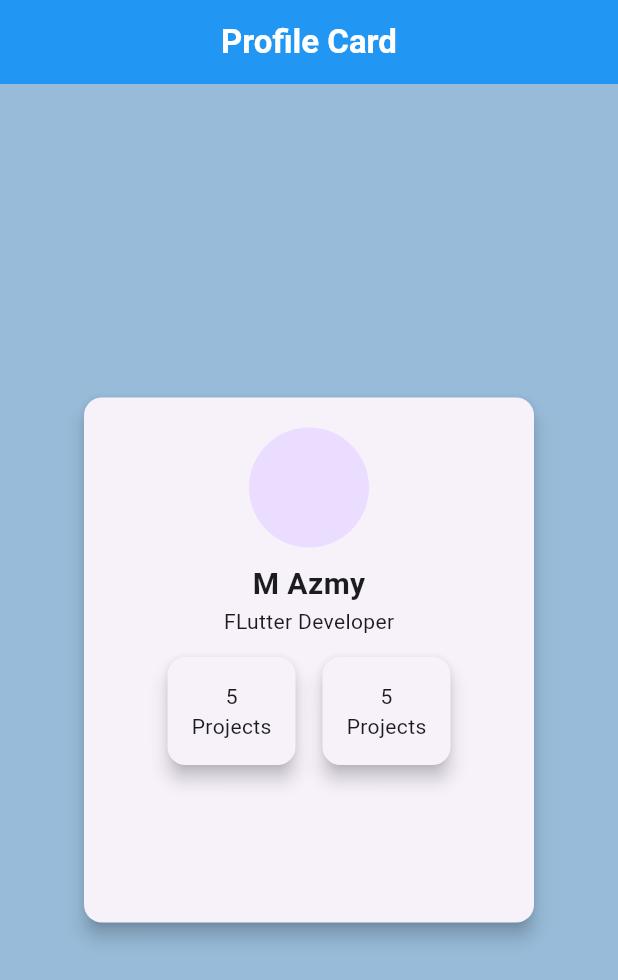
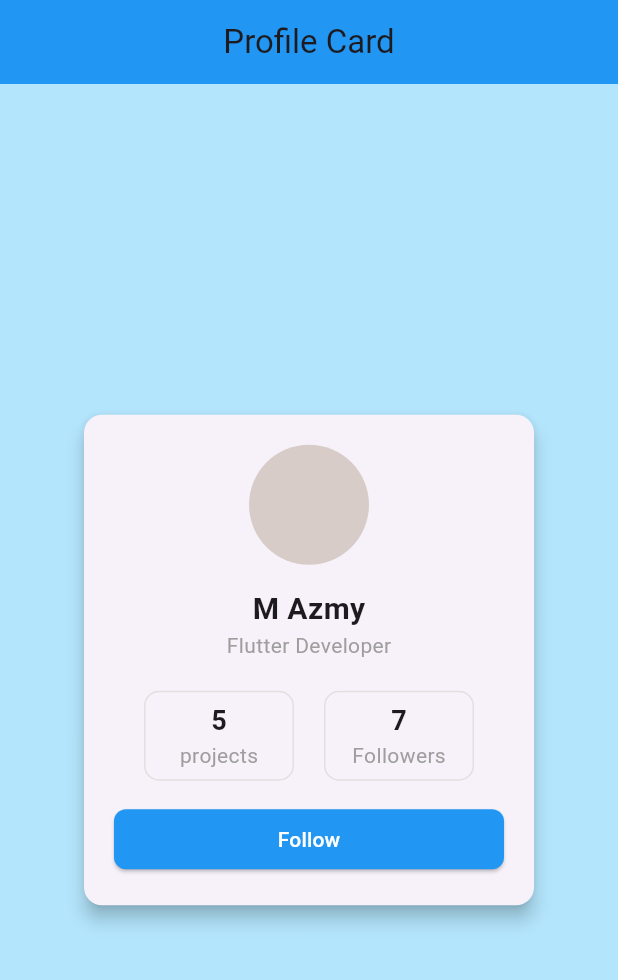
Before and after one commit to Mahmoud-Azmy/Flutter-S6, a Flutter app: the screen it shows after launch, on a phone screen of 412 x 824 dp. Shown: the top 980 px of the screen. Run offline on Flutter 3.47's test engine with Material 3 defaults, Android fonts, the phone set to English and light mode, and no system bars.

Commit message:
Add CardInfo widget and update ProfileCardScreen layout

```diff
--- /dev/null
+++ b/lib/card_info_widget.dart
@@ -0,0 +1,29 @@
+import 'package:flutter/material.dart';
+
+class CardInfo extends StatelessWidget {
+  const CardInfo({super.key, required this.number, required this.label});
+  final String number;
+  final String label;
+
+  @override
+  Widget build(BuildContext context) {
+    return Container(
+      width: 100,
+      height: 60,
+      decoration: BoxDecoration(
+        border: Border.all(color: Colors.grey.shade300),
+        borderRadius: BorderRadius.circular(10),
+      ),
+      child: Column(
+        mainAxisAlignment: MainAxisAlignment.center,
+        children: [
+          Text(
+            number,
+            style: const TextStyle(fontSize: 18, fontWeight: FontWeight.bold),
+          ),
+          Text(label, style: const TextStyle(color: Colors.grey)),
+        ],
+      ),
+    );
+  }
+}
--- a/lib/main.dart
+++ b/lib/main.dart
@@ -10,6 +10,9 @@ class HomeWidget extends StatelessWidget {
 
   @override
   Widget build(BuildContext context) {
-    return MaterialApp(debugShowCheckedModeBanner: false, home: ProfileCard());
+    return MaterialApp(
+      debugShowCheckedModeBanner: false,
+      home: ProfileCardScreen(),
+    );
   }
 }
--- a/lib/profile_card.dart
+++ b/lib/profile_card.dart
@@ -1,66 +1,67 @@
 import 'package:flutter/material.dart';
+import 'package:flutter_s6/card_info_widget.dart';
 
-class ProfileCard extends StatelessWidget {
-  const ProfileCard({super.key});
+class ProfileCardScreen extends StatelessWidget {
+  const ProfileCardScreen({super.key});
 
   @override
   Widget build(BuildContext context) {
     return Scaffold(
-      backgroundColor: const Color.fromARGB(255, 151, 187, 216),
+      backgroundColor: Colors.lightBlue[100],
       appBar: AppBar(
-        title: Text(
-          'Profile Card',
-          style: TextStyle(
-            color: Colors.white,
-            fontWeight: FontWeight.bold,
-            fontSize: 22,
-          ),
-        ),
+        title: const Text('Profile Card'),
+        backgroundColor: Colors.blue,
         centerTitle: true,
-        backgroundColor: Colors.blue,
       ),
       body: Center(
         child: Card(
           elevation: 5,
-          child: SizedBox(
-            height: 350,
+          child: Container(
             width: 300,
+            padding: const EdgeInsets.all(20),
             child: Column(
+              mainAxisSize: MainAxisSize.min,
               children: [
-                SizedBox(height: 20),
-                CircleAvatar(radius: 40),
-                SizedBox(height: 10),
-                Text(
+                // Profile image placeholder
+                CircleAvatar(radius: 40, backgroundColor: Colors.brown[100]),
+                const SizedBox(height: 15),
+                // Name
+                const Text(
                   'M Azmy',
                   style: TextStyle(fontSize: 20, fontWeight: FontWeight.bold),
                 ),
-                Text('FLutter Developer'),
 
-                Padding(
-                  padding: const EdgeInsets.only(top: 10),
-                  child: Row(
-                    mainAxisAlignment: MainAxisAlignment.center,
-                    children: [
-                      Card(
-                        elevation: 5,
-                        child: Padding(
-                          padding: const EdgeInsets.all(16.0),
-                          child: Column(
-                            children: [Text('5'), Text('Projects')],
-                          ),
-                        ),
+                // Subtitle
+                const Text(
+                  'Flutter Developer',
+                  style: TextStyle(fontSize: 14, color: Colors.grey),
+                ),
+                const SizedBox(height: 20),
+
+                // Projects and Followers Row
+                Row(
+                  mainAxisAlignment: MainAxisAlignment.spaceEvenly,
+                  children: [
+                    CardInfo(number: '5', label: 'projects'),
+                    CardInfo(number: '7', label: 'Followers'),
+                  ],
+                ),
+                SizedBox(height: 15),
+                // Follow button
+                SizedBox(
+                  width: double.infinity,
+                  child: ElevatedButton(
+                    onPressed: () {},
+                    style: ElevatedButton.styleFrom(
+                      backgroundColor: Colors.blue,
+                      shape: RoundedRectangleBorder(
+                        borderRadius: BorderRadius.circular(8),
                       ),
-                      SizedBox(width: 10),
-                      Card(
-                        elevation: 5,
-                        child: Padding(
-                          padding: const EdgeInsets.all(16.0),
-                          child: Column(
-                            children: [Text('5'), Text('Projects')],
-                          ),
-                        ),
-                      ),
-                    ],
+                    ),
+                    child: const Text(
+                      'Follow',
+                      style: TextStyle(color: Colors.white),
+                    ),
                   ),
                 ),
               ],
--- a/lib/travel_screen.dart
+++ b/lib/travel_screen.dart
@@ -4,6 +4,7 @@ class TravelScreen extends StatelessWidget {
   const TravelScreen({super.key});
 
   @override
+
   Widget build(BuildContext context) {
     return Scaffold(
       appBar: AppBar(
```
